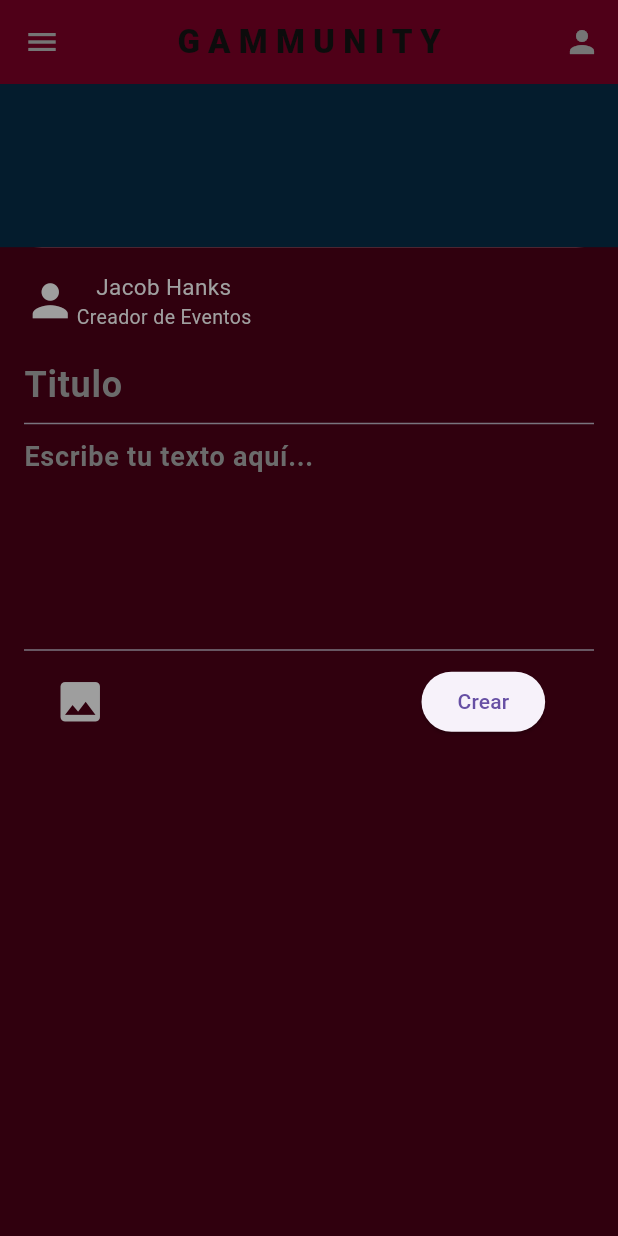
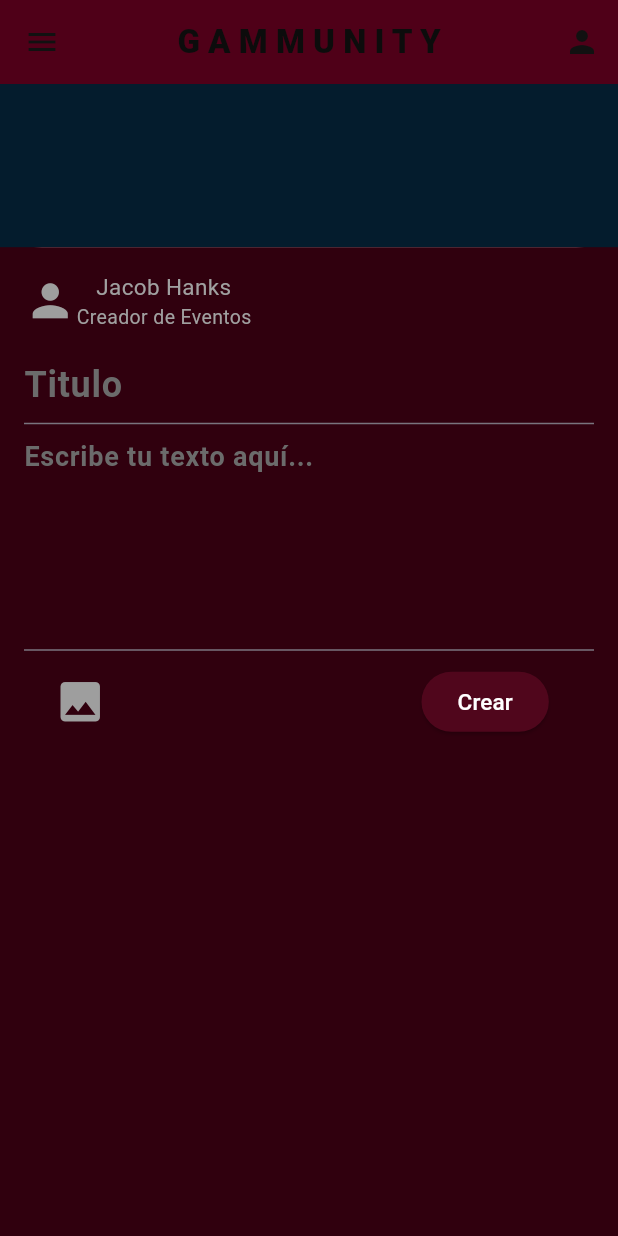
Before and after one commit to RicardoMolinaCoronel/frontLP2, a Flutter app: the screen it shows after launch, item 3 of the bottom bar chosen, after a tap on "Crear Publicacion", on a phone screen of 412 x 824 dp. Run offline on Flutter 3.47's test engine with Material 2 defaults, Android fonts, the phone set to English and light mode, and no system bars; network calls fail.

Commit message:
update navigation bar y botones

```diff
--- a/lib/presentation/screens/main_screen.dart
+++ b/lib/presentation/screens/main_screen.dart
@@ -19,7 +19,7 @@ class _MainScreenState extends State<MainScreen> {
   @override
   Widget build(BuildContext context) {
     //final colors = Theme.of(context).colorScheme;
-    final colors = AppTheme.colors;
+    const colors = AppTheme.colors;
     List<Post> posts = [
       Post(
           title: "Exoprimial",
@@ -82,18 +82,17 @@ class _MainScreenState extends State<MainScreen> {
         elevation: 0,
         centerTitle: true,
         title: const Text("G A M M U N I T Y",
-            style: TextStyle(fontWeight: FontWeight.w900, color: Color.fromARGB(255, 27, 27, 27))),
+            style: TextStyle(
+                fontWeight: FontWeight.w900,
+                color: Color.fromARGB(255, 27, 27, 27))),
         leading: IconButton(
           onPressed: () {},
-          icon: const Icon(Icons.menu, color: Colors.white),
+          icon: const Icon(Icons.menu, color: Color.fromRGBO(37, 37, 37, 1)),
         ),
         actions: [
           IconButton(
               onPressed: () {},
-              icon: Icon(
-                Icons.person,
-                color: Colors.white,
-              ))
+              icon: Icon(Icons.person, color: Color.fromRGBO(37, 37, 37, 1)))
         ],
       ),
       body: IndexedStack(
@@ -111,24 +110,33 @@ class _MainScreenState extends State<MainScreen> {
         elevation: 0,
         items: [
           BottomNavigationBarItem(
-            icon: const Icon(Icons.book_outlined),
-            activeIcon: const Icon(Icons.book),
+            icon: const Icon(
+              Icons.book_outlined,
+              color: Color.fromRGBO(37, 37, 37, 1),
+            ),
+            activeIcon:
+                const Icon(Icons.book, color: Color.fromRGBO(37, 37, 37, 1)),
             label: 'Posts',
             backgroundColor: colors.red1,
           ),
           BottomNavigationBarItem(
-            icon: const Icon(Icons.star_border),
-            activeIcon: const Icon(Icons.star),
+            icon: const Icon(Icons.star_border,
+                color: Color.fromRGBO(37, 37, 37, 1)),
+            activeIcon:
+                const Icon(Icons.star, color: Color.fromRGBO(37, 37, 37, 1)),
             label: 'Events',
             backgroundColor: colors.red1,
           ),
           BottomNavigationBarItem(
-            icon: const Icon(Icons.create_outlined),
-            activeIcon: const Icon(Icons.create),
+            icon: const Icon(Icons.create_outlined,
+                color: Color.fromRGBO(37, 37, 37, 1)),
+            activeIcon:
+                const Icon(Icons.create, color: Color.fromRGBO(37, 37, 37, 1)),
             label: 'Create',
             backgroundColor: colors.red1,
           ),
         ],
+        selectedItemColor: Color.fromRGBO(37, 37, 37, 1),
       ),
     );
   }
--- a/lib/presentation/views/create_view.dart
+++ b/lib/presentation/views/create_view.dart
@@ -66,8 +66,8 @@ class _CreateViewState extends State<CreateView> {
                                       Text(
                                         'Jacob Hanks ',
                                         style: TextStyle(
-                                        color:
-                                            Color.fromARGB(255, 160, 160, 160),
+                                          color: Color.fromARGB(
+                                              255, 160, 160, 160),
                                           fontSize:
                                               15, // Tamaño de fuente opcional
                                         ),
@@ -75,8 +75,8 @@ class _CreateViewState extends State<CreateView> {
                                       Text(
                                         'Creador de Eventos ',
                                         style: TextStyle(
-                                        color:
-                                            Color.fromARGB(255, 160, 160, 160),
+                                          color: Color.fromARGB(
+                                              255, 160, 160, 160),
                                           fontSize:
                                               13, // Tamaño de fuente opcional
                                         ),
@@ -94,8 +94,8 @@ class _CreateViewState extends State<CreateView> {
                                   decoration: InputDecoration(
                                       hintText: 'Titulo',
                                       hintStyle: TextStyle(
-                                        color:
-                                            Color.fromARGB(255, 107, 107, 107),
+                                          color: Color.fromARGB(
+                                              255, 107, 107, 107),
                                           fontSize: 24)),
                                 ),
                                 TextFormField(
@@ -107,7 +107,8 @@ class _CreateViewState extends State<CreateView> {
                                   decoration: InputDecoration(
                                     hintText: 'Escribe tu texto aquí...',
                                     hintStyle: TextStyle(
-                                      color: Color.fromARGB(255, 107, 107, 107),
+                                        color:
+                                            Color.fromARGB(255, 107, 107, 107),
                                         fontSize: 18),
                                   ),
                                 ),
@@ -128,11 +129,15 @@ class _CreateViewState extends State<CreateView> {
                                   ),
                                   SizedBox(width: 210),
                                   ElevatedButton(
+                                    style: ElevatedButton.styleFrom(
+                                        backgroundColor: AppTheme.colors.red4),
                                     onPressed: () {
                                       // Lógica para guardar el comentario
                                       Navigator.pop(context);
                                     },
-                                  child: Text('Crear'),
+                                    child: Text('Crear',
+                                        style: TextStyle(
+                                            color: Colors.white, fontSize: 15)),
                                   ),
                                 ]),
                               ],
@@ -143,11 +148,10 @@ class _CreateViewState extends State<CreateView> {
                     },
                   );
                 },
-              style: ButtonStyle(
-                backgroundColor:
-                    MaterialStateProperty.all<Color>(AppTheme.colors.red1),
-              ),
-            ),
+                style: ElevatedButton.styleFrom(
+                  minimumSize: Size(240, 40),
+                  backgroundColor: AppTheme.colors.red1,
+                )),
             ElevatedButton(
               child: Row(mainAxisSize: MainAxisSize.min, children: [
                 const Text(
@@ -268,11 +272,17 @@ class _CreateViewState extends State<CreateView> {
                                 ),
                                 SizedBox(width: 170),
                                 ElevatedButton(
+                                  style: ElevatedButton.styleFrom(
+                                      backgroundColor: AppTheme.colors.red4),
                                   onPressed: () {
                                     // Lógica para guardar el comentario
                                     Navigator.pop(context);
                                   },
-                                  child: Text('Crear'),
+                                  child: Text(
+                                    'Crear',
+                                    style: TextStyle(
+                                        color: Colors.white, fontSize: 15),
+                                  ),
                                 ),
                               ]),
                             ],
@@ -283,9 +293,9 @@ class _CreateViewState extends State<CreateView> {
                   },
                 );
               },
-              style: ButtonStyle(
-                backgroundColor:
-                    MaterialStateProperty.all<Color>(AppTheme.colors.red1),
+              style: ElevatedButton.styleFrom(
+                minimumSize: Size(240, 40),
+                backgroundColor: AppTheme.colors.red1,
               ),
             ),
           ]),
```
Lines whose indentation alone changed are shown as unchanged.
